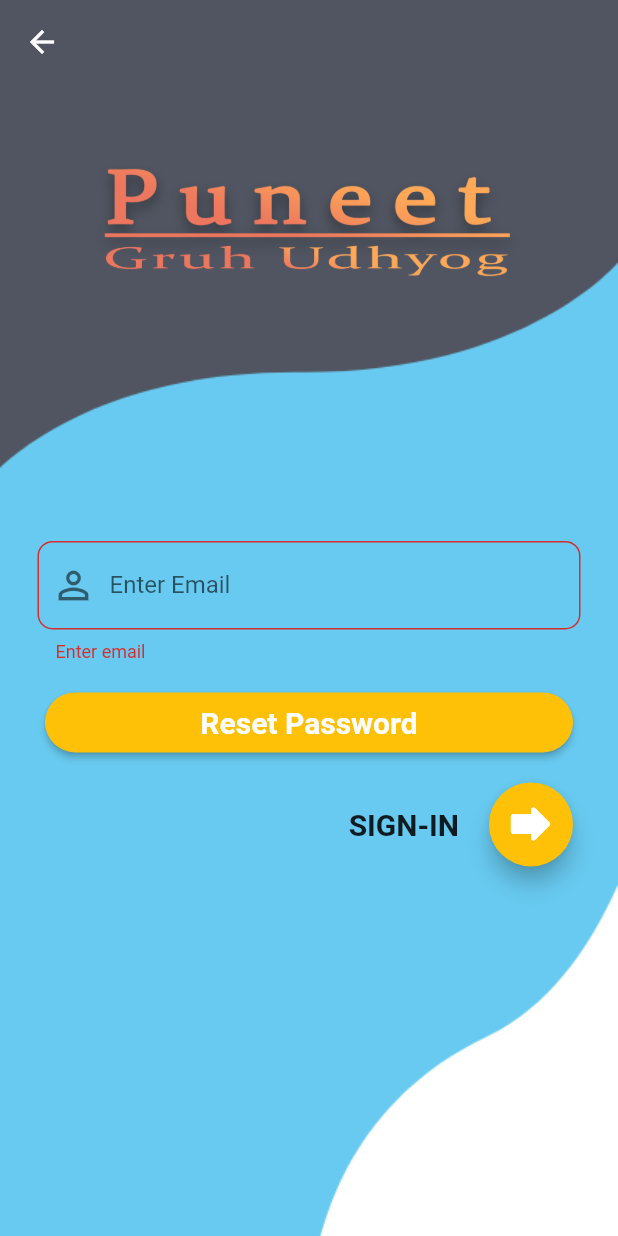
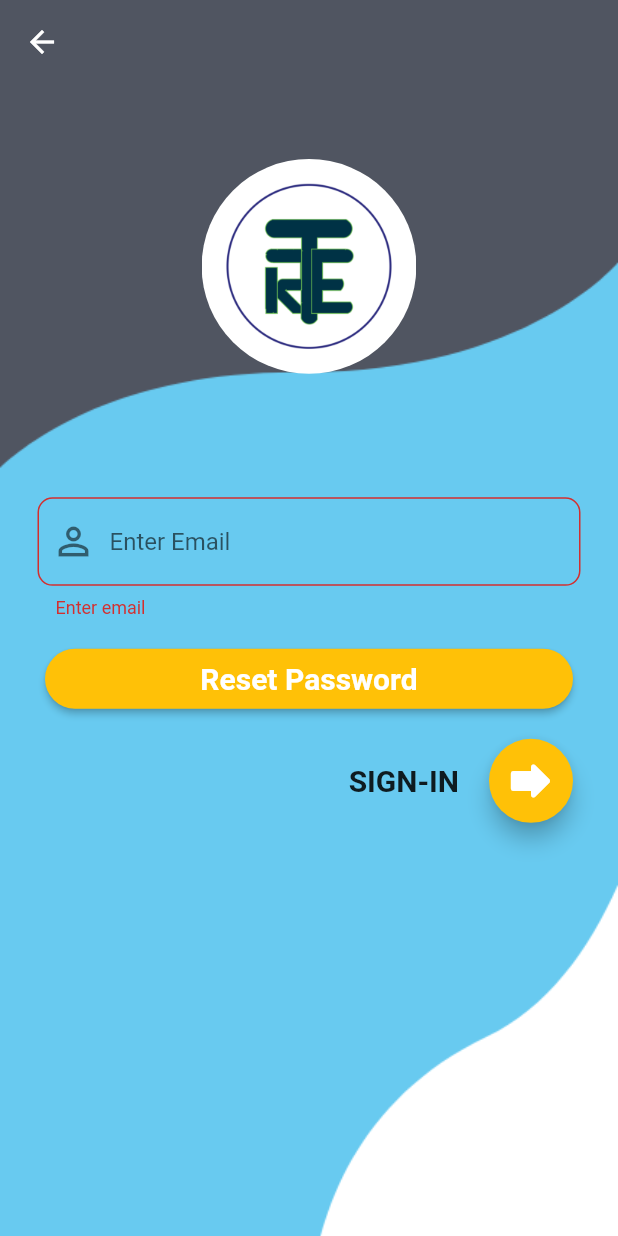
Before and after one commit to RajModi30/Ready-To-Eat, a Flutter app: the Forgot screen opened directly, on a phone screen of 412 x 824 dp. Run offline on Flutter 3.47's test engine with Material 2 defaults, Android fonts, the phone set to English and light mode, and no system bars; our stand-ins replace animated_splash_screen, carousel_slider, cloud_firestore, email_validator, firebase_auth, firebase_core and 6 more; accounts and stored records are empty.

Commit message:
1st prepare

```diff
--- a/lib/screens/forgot.dart
+++ b/lib/screens/forgot.dart
@@ -38,11 +38,28 @@
                   mainAxisAlignment: MainAxisAlignment.spaceEvenly,
                   children: [
                     SizedBox(height: 50),
-                    Image.asset(
-                      'assets/images/pgu design.png',
-                      width: 300,
+                    // Container(
+                    //   // decoration : BoxDecoration(
+                    //   //   image: DecorationImage(image: AssetImage('assets/images/ready to eat.png'),fit: BoxFit.contain)
+                    //   // )
+                    //   child: Image(image: AssetImage('assets/images/ready to eat.png')),
+                    // ),
+                    // Container(
+                    //   height: 120,
+                    //   width: 120,
+                    //   decoration: BoxDecoration(
+                    //     borderRadius: BorderRadius.circular(50),
+                    //     image: DecorationImage(image: AssetImage('assets/images/ready to eat.png'), fit: BoxFit.contain)
+                    //   ),
+                    // ),
+                    CircleAvatar(
+                      backgroundColor: Colors.transparent,
+                      child: ClipOval(
+                        child: Image.asset('assets/images/ready to eat.png',fit: BoxFit.fill,),
+                      ),
+                      radius: 71.58,
                     ),
-                    SizedBox(height: MediaQuery.of(context).size.height * 00.2,),
+                    SizedBox(height: MediaQuery.of(context).size.height * 0.1,),
                     Padding(
                       padding: const EdgeInsets.only(left: 25.0, right: 25.0),
                       child: Form(
--- a/lib/screens/profile/profilescreen.dart
+++ b/lib/screens/profile/profilescreen.dart
@@ -230,7 +230,7 @@
   Future<void> pickImage() async {
     try {
       //  final image = await ImagePicker().pickImage(source: ImageSource.gallery);
-       final image1 = await ImagePicker().pickImage(source: ImageSource.camera);
+       final image = await ImagePicker().pickImage(source: ImageSource.camera);
       // if (image == null) return;
       final imageSelect = File(image!.path);
       this.image = imageSelect;
--- a/pubspec.yaml
+++ b/pubspec.yaml
@@ -56,7 +56,7 @@
 
 
 flutter_icons:
-  image_path : "assets/images/logo.png"
+  image_path : "assets/images/ready to eat.png"
   # image_path_android : "assets/images/newicon.png"
   android : true
 
```
Also changed, not shown: lib/screens/home/home_screen.dart (+7 -14 lines), lib/screens/register.dart (+4 -28 lines), assets/images/ready to eat.png (added), 5 other files.
